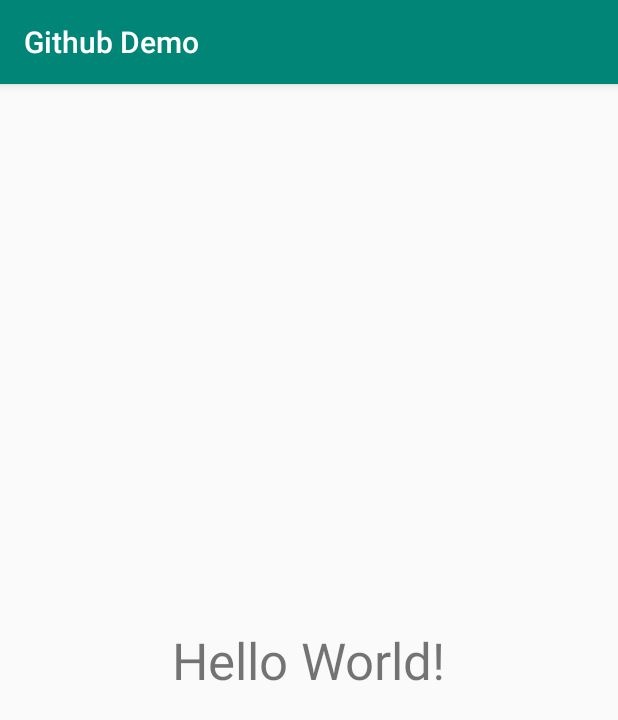
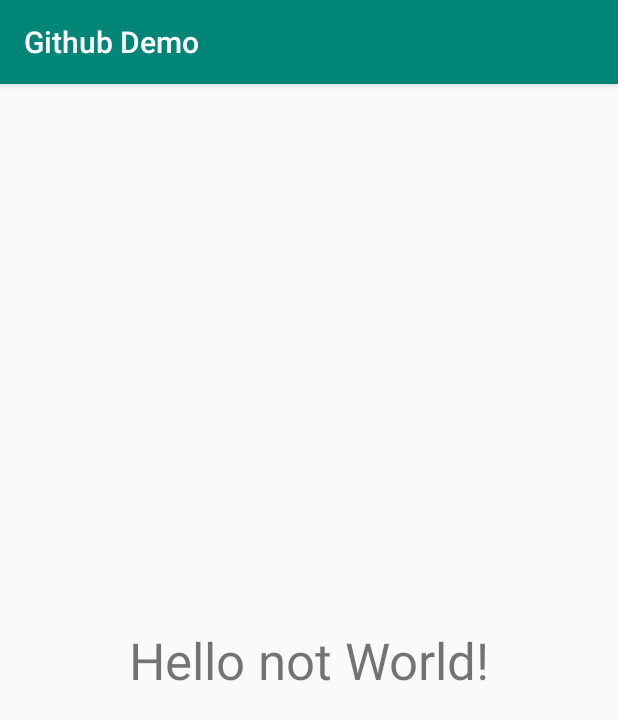
Before and after one commit to SonuSoni86/GithubDemo, an Android app: the screen it shows after launch (MainActivity), on a phone screen of 412 x 824 dp. Shown: the top 720 px of the screen. Run offline under Robolectric (Android 15) with nearby library versions, the phone set to English and light mode, and no system bars.

Commit message:
just a little change

```diff
--- a/app/src/main/res/layout/activity_main.xml
+++ b/app/src/main/res/layout/activity_main.xml
@@ -9,11 +9,12 @@
     <TextView
         android:layout_width="wrap_content"
         android:layout_height="wrap_content"
-        android:text="Hello World!"
+        android:text="Hello not World!"
         app:layout_constraintBottom_toBottomOf="parent"
         app:layout_constraintLeft_toLeftOf="parent"
         app:layout_constraintRight_toRightOf="parent"
         android:textSize="34dp"
+
         app:layout_constraintTop_toTopOf="parent" />
 
 </androidx.constraintlayout.widget.ConstraintLayout>
```
